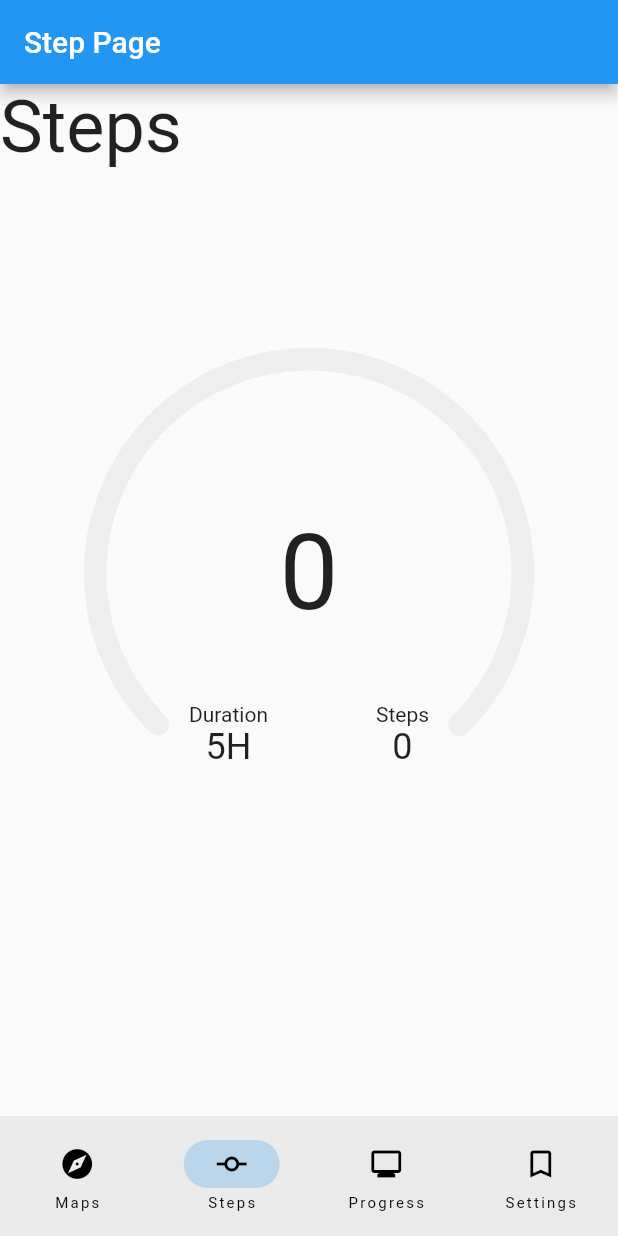
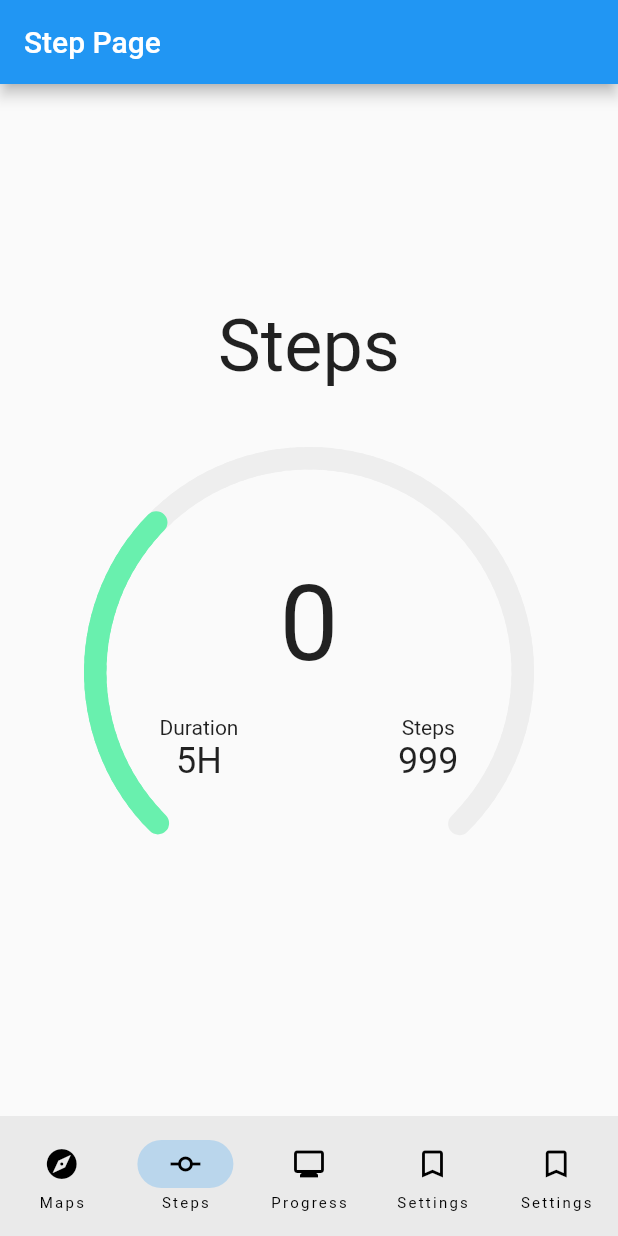
Before and after one commit to tonyolori/run_tracking_application, a Flutter app: the screen it shows after launch, item 2 of the bottom bar chosen, on a phone screen of 412 x 824 dp. Run offline on Flutter 3.47's test engine with Material 2 defaults, Android fonts, the phone set to English and light mode, and no system bars; drawn by our look-alikes of step_progress_indicator; our stand-ins replace google_maps_flutter, location, pedometer, permission_handler, settings_ui, shared_preferences and 1 more; missing offline and left inert: d_chart, flutter_polyline_points; accounts and stored records are empty.

Commit message:
Centered elements on step :updated ui

```diff
--- a/lib/pages/Step_page.dart
+++ b/lib/pages/Step_page.dart
@@ -30,49 +30,120 @@ class _RunTrackingState extends State<RunTracking> {
     if (!mounted) return;
   }
 
-  @override
   Widget build(BuildContext context) {
-    //print(((int.parse(_steps)) ~/ 80 ));
-    return SafeArea(
-      child: Scaffold(
+  return Scaffold(
     appBar: AppBar(
       title: Text("Step Page"),
     ),
     body: Column(
-          // mainAxisAlignment: MainAxisAlignment.spaceBetween,
+      mainAxisAlignment: MainAxisAlignment.center,
+      crossAxisAlignment: CrossAxisAlignment.center,
       children: <Widget>[
-            Row(
-              children: [
         Text(
           "Steps",
           style: TextStyle(fontSize: 48),
         ),
+        SizedBox(
+          height: 40,
+        ),
+        Stack(
+          alignment: Alignment.center,
+          children: [
+            CircularStepProgressIndicator(
+              totalSteps: 100,
+              currentStep: 33,//((int.parse(_steps) * 100) ~/ 8000),
+              stepSize: 15,
+              selectedColor: Colors.greenAccent,
+              unselectedColor: Colors.grey[200],
+              circularDirection: CircularDirection.clockwise,
+              startingAngle: kPI - kPI / 4,
+              arcSize: kPI * 1.5,
+              padding: 0,
+              width: kBoxSize,
+              height: kBoxSize,
+              selectedStepSize: 15,
+              roundedCap: (_, __) => true,
+            ),
+            Column(
+              mainAxisAlignment: MainAxisAlignment.center,
+              children: [
+                Text(
+                  context.watch<StepHelper>().steps,
+                  style: TextStyle(
+                    height: null,
+                    fontSize: 70,
+                  ),
+                ),
+                SizedBox(
+                  height: 20,
+                ),
+                Row(
+                  mainAxisAlignment: MainAxisAlignment.spaceEvenly,
+                  children: [
+                    Association(
+                      label: "Duration",
+                      value: "5H",
+                    ),
+                    Association(
+                      label: "Steps",
+                      value: "999"//_steps,
+                    ),
                   ],
                 ),
-            SizedBox(
-              height: 120,
-            ),
-            Align(
-              alignment: FractionalOffset.bottomCenter,
-              child: SizedBox(
-                height: kBoxSize,
-                width: kBoxSize,
-                child: StepWidget(steps: _steps),
-              ),
-            ),
-            // Row(
-            //   mainAxisAlignment: MainAxisAlignment.spaceEvenly,
-            //   children: [
-            //     SmallIcon(),
-            //     SmallIcon(),
-            //   ],
-            // )
               ],
             ),
+          ],
+        ),
+      ],
     ),
   );
 }
 }
+
+//? my former build
+  // @override
+  // Widget build(BuildContext context) {
+  //   //print(((int.parse(_steps)) ~/ 80 ));
+  //   return SafeArea(
+  //     child: Scaffold(
+  //       appBar: AppBar(
+  //         title: Text("Step Page"),
+  //       ),
+  //       body: Column(
+  //         // mainAxisAlignment: MainAxisAlignment.spaceBetween,
+  //         children: <Widget>[
+  //           Row(
+  //             children: [
+  //               Text(
+  //                 "Steps",
+  //                 style: TextStyle(fontSize: 48),
+  //               ),
+  //             ],
+  //           ),
+  //           SizedBox(
+  //             height: 120,
+  //           ),
+  //           Align(
+  //             alignment: FractionalOffset.bottomCenter,
+  //             child: SizedBox(
+  //               height: kBoxSize,
+  //               width: kBoxSize,
+  //               child: StepWidget(steps: _steps),
+  //             ),
+  //           ),
+  //           // Row(
+  //           //   mainAxisAlignment: MainAxisAlignment.spaceEvenly,
+  //           //   children: [
+  //           //     SmallIcon(),
+  //           //     SmallIcon(),
+  //           //   ],
+  //           // )
+  //         ],
+  //       ),
+  //     ),
+  //   );
+  // }
+//}
 
 class StepWidget extends StatelessWidget {
   const StepWidget({
@@ -122,11 +193,11 @@ class StepWidget extends StatelessWidget {
               Row(
                 mainAxisAlignment: MainAxisAlignment.spaceBetween,
                 children: [
-                  association(
+                  Association(
                     label: "Duration",
                     value: "5H",
                   ),
-                  association(
+                  Association(
                     label: "Steps",
                     value: _steps,
                   ),
@@ -143,41 +214,65 @@ class StepWidget extends StatelessWidget {
 class SmallIcon extends StatelessWidget {
   const SmallIcon({
     Key? key,
+    required this.icon,
+    required this.label,
   }) : super(key: key);
+
+  final IconData icon;
+  final String label;
 
   @override
   Widget build(BuildContext context) {
-    return Padding(
-      padding: const EdgeInsets.symmetric(horizontal: 20),
-      child: Container(
-        width: 100,
-        height: 70,
-        decoration: BoxDecoration(color: Colors.greenAccent),
-        child: Center(
-          child: Row(children: [
-            Icon(Icons.local_fire_department),
-            Text("KM"),
-          ]),
+    return Container(
+      width: 120,
+      height: 100,
+      decoration: BoxDecoration(
+        color: Theme.of(context).colorScheme.secondary,
+        borderRadius: BorderRadius.circular(10),
+      ),
+      child: Padding(
+        padding: const EdgeInsets.all(10.0),
+        child: Column(
+          crossAxisAlignment: CrossAxisAlignment.center,
+          mainAxisAlignment: MainAxisAlignment.spaceEvenly,
+          children: [
+            Icon(
+              icon,
+              color: Theme.of(context).colorScheme.onSecondary,
+            ),
+            Text(
+              label,
+              style: TextStyle(
+                color: Theme.of(context).colorScheme.onSecondary,
+              ),
+            ),
+          ],
         ),
       ),
     );
   }
 }
 
-class association extends StatelessWidget {
+
+class Association extends StatefulWidget {
   String label;
   String value;
-  association({super.key, required this.label, required this.value});
+  Association({super.key, required this.label, required this.value});
 
+  @override
+  State<Association> createState() => _AssociationState();
+}
+
+class _AssociationState extends State<Association> {
   @override
   Widget build(BuildContext context) {
     return Column(
       children: [
         Text(
-          label,
+          widget.label,
         ),
         Text(
-          value,
+          widget.value,
           style: TextStyle(
             height: null,
             fontSize: 24,
--- a/lib/pages/home_page.dart
+++ b/lib/pages/home_page.dart
@@ -22,6 +22,7 @@ class _HomepageState extends State<Homepage> {
     RunTracking(),
     const ProgressPage(),
     const SettingsPage(),
+    const StepPage(),
   ];
   askPermission() async {
     // var status = await Permission.camera.status;
@@ -66,6 +67,11 @@ class _HomepageState extends State<Homepage> {
                 icon: Icon(Icons.bookmark_border),
                 label: 'Settings',
               ),
+              NavigationDestination(
+                selectedIcon: Icon(Icons.bookmark),
+                icon: Icon(Icons.bookmark_border),
+                label: 'Settings',
+              ),
             ]),
         body: _screens[selectedIndex],
       ),
```
Also changed, not shown: pubspec.lock. Lines whose indentation alone changed are shown as unchanged.
